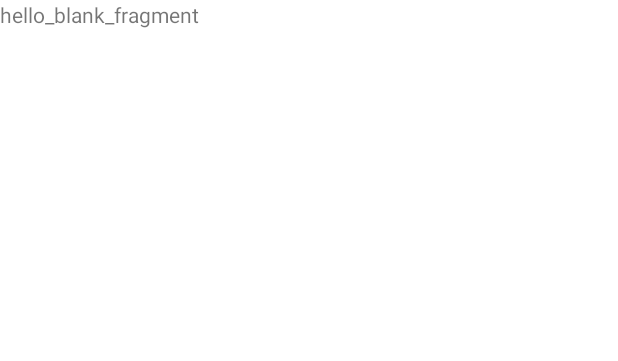
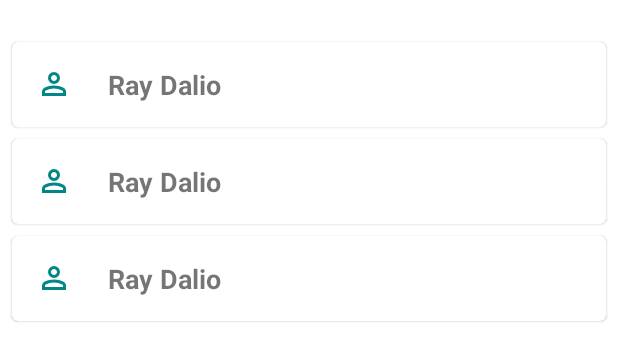
Before and after one commit to MansoorCM/ContactsOTP, an Android app: the layout fragment_contact.xml on its own in the app's theme, with its tools: preview values and no code run, on a phone screen of 412 x 824 dp. Shown: the top 361 px of the screen. Run offline under Robolectric (Android 15) with nearby library versions, the phone set to English and light mode, and no system bars.

Commit message:
Added recyclerview to display contacts list data

```diff
--- /dev/null
+++ b/app/src/main/res/drawable/ic_action_person.xml
@@ -0,0 +1,10 @@
+<vector xmlns:android="http://schemas.android.com/apk/res/android"
+    android:width="24dp"
+    android:height="24dp"
+    android:viewportWidth="960"
+    android:viewportHeight="960"
+    android:tint="@color/teal_700">
+  <path
+      android:fillColor="@android:color/white"
+      android:pathData="M480,480Q414,480 367,433Q320,386 320,320Q320,254 367,207Q414,160 480,160Q546,160 593,207Q640,254 640,320Q640,386 593,433Q546,480 480,480ZM160,800L160,688Q160,654 177.5,625.5Q195,597 224,582Q286,551 350,535.5Q414,520 480,520Q546,520 610,535.5Q674,551 736,582Q765,597 782.5,625.5Q800,654 800,688L800,800L160,800ZM240,720L720,720L720,688Q720,677 714.5,668Q709,659 700,654Q646,627 591,613.5Q536,600 480,600Q424,600 369,613.5Q314,627 260,654Q251,659 245.5,668Q240,677 240,688L240,720ZM480,400Q513,400 536.5,376.5Q560,353 560,320Q560,287 536.5,263.5Q513,240 480,240Q447,240 423.5,263.5Q400,287 400,320Q400,353 423.5,376.5Q447,400 480,400ZM480,320Q480,320 480,320Q480,320 480,320Q480,320 480,320Q480,320 480,320Q480,320 480,320Q480,320 480,320Q480,320 480,320Q480,320 480,320ZM480,720L480,720Q480,720 480,720Q480,720 480,720Q480,720 480,720Q480,720 480,720Q480,720 480,720Q480,720 480,720Q480,720 480,720Q480,720 480,720L480,720L480,720Z"/>
+</vector>
--- /dev/null
+++ b/app/src/main/res/layout/contact_list_item.xml
@@ -0,0 +1,56 @@
+<?xml version="1.0" encoding="utf-8"?>
+<layout xmlns:android="http://schemas.android.com/apk/res/android"
+    xmlns:app="http://schemas.android.com/apk/res-auto"
+    xmlns:tools="http://schemas.android.com/tools">
+
+    <data>
+
+    </data>
+
+    <com.google.android.material.card.MaterialCardView
+        android:id="@+id/item_layout"
+        android:layout_width="match_parent"
+        android:layout_height="wrap_content"
+        android:layout_marginStart="8dp"
+        android:layout_marginTop="4dp"
+        android:layout_marginEnd="8dp"
+        android:layout_marginBottom="4dp">
+
+
+        <androidx.constraintlayout.widget.ConstraintLayout
+            android:id="@+id/constraint_layout"
+            android:layout_width="match_parent"
+            android:layout_height="wrap_content">
+
+            <ImageView
+                android:id="@+id/ivProfilePic"
+                android:layout_width="wrap_content"
+                android:layout_height="wrap_content"
+                android:layout_margin="8dp"
+                android:layout_marginStart="32dp"
+                android:importantForAccessibility="no"
+                android:padding="8dp"
+                android:src="@drawable/ic_action_person"
+                app:layout_constraintStart_toStartOf="parent"
+                app:layout_constraintTop_toTopOf="parent" />
+
+            <com.google.android.material.textview.MaterialTextView
+                android:id="@+id/tv_contactName"
+                style="@style/Widget.Contacts.TextView"
+                android:layout_width="0dp"
+                android:layout_height="wrap_content"
+                android:layout_margin="8dp"
+                android:ellipsize="end"
+                android:maxLines="1"
+                android:padding="8dp"
+                android:textSize="18sp"
+                app:layout_constraintBottom_toBottomOf="parent"
+                app:layout_constraintEnd_toEndOf="parent"
+                app:layout_constraintHorizontal_chainStyle="spread_inside"
+                app:layout_constraintStart_toEndOf="@id/ivProfilePic"
+                app:layout_constraintTop_toTopOf="parent"
+                tools:text="Ray Dalio" />
+
+        </androidx.constraintlayout.widget.ConstraintLayout>
+    </com.google.android.material.card.MaterialCardView>
+</layout>
--- a/app/src/main/res/layout/fragment_contact.xml
+++ b/app/src/main/res/layout/fragment_contact.xml
@@ -1,20 +1,29 @@
 <?xml version="1.0" encoding="utf-8"?>
 <layout xmlns:android="http://schemas.android.com/apk/res/android"
+    xmlns:app="http://schemas.android.com/apk/res-auto"
     xmlns:tools="http://schemas.android.com/tools">
 
     <data>
 
     </data>
 
-    <FrameLayout
+    <androidx.constraintlayout.widget.ConstraintLayout
         android:layout_width="match_parent"
         android:layout_height="match_parent"
         tools:context=".ContactFragment">
 
-        <TextView
+        <androidx.recyclerview.widget.RecyclerView
+            android:id="@+id/contacts_recycler_view"
             android:layout_width="match_parent"
-            android:layout_height="match_parent"
-            android:text="hello_blank_fragment" />
+            android:layout_height="0dp"
+            android:layout_marginTop="@dimen/margin_large"
+            android:layout_marginBottom="@dimen/margin_large"
+            android:foregroundGravity="top"
+            android:scrollbars="vertical"
+            android:visibility="visible"
+            app:layoutManager="LinearLayoutManager"
+            app:layout_constraintTop_toTopOf="parent"
+            tools:listitem="@layout/contact_list_item" />
 
-    </FrameLayout>
+    </androidx.constraintlayout.widget.ConstraintLayout>
 </layout>
--- /dev/null
+++ b/app/src/main/res/values/dimens.xml
@@ -0,0 +1,4 @@
+<?xml version="1.0" encoding="utf-8"?>
+<resources>
+    <dimen name="margin_large">24dp</dimen>
+</resources>
--- a/app/src/main/res/values/strings.xml
+++ b/app/src/main/res/values/strings.xml
@@ -1,3 +1,4 @@
 <resources>
     <string name="app_name">Contacts OTP</string>
+    <string name="contactName">%1$s %2$s</string>
 </resources>
--- /dev/null
+++ b/app/src/main/res/values/styles.xml
@@ -0,0 +1,9 @@
+<?xml version="1.0" encoding="utf-8"?>
+<resources>
+    <!-- TextView style -->
+    <style name="Widget.Contacts.TextView" parent="Widget.MaterialComponents.TextView">
+        <item name="android:gravity">center_vertical</item>
+        <item name="android:textSize">16sp</item>
+        <item name="android:textStyle">bold</item>
+    </style>
+</resources>
```
Also changed, not shown: app/src/main/java/com/example/contactsotp/ContactFragment.kt (+21 -0 lines), app/src/main/java/com/example/contactsotp/adapter/ContactListAdapter.kt (added, +73 -0 lines).
